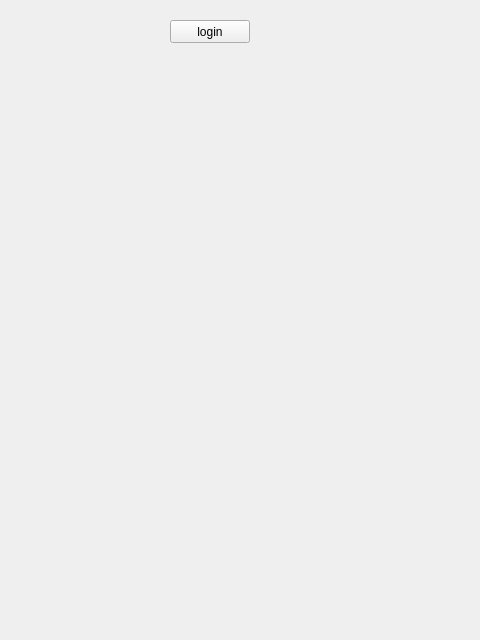
Above: mslib/msui/ui/ui_mscolab_window.ui from Open-MSS/MSS before the change. Below: the same form after it.
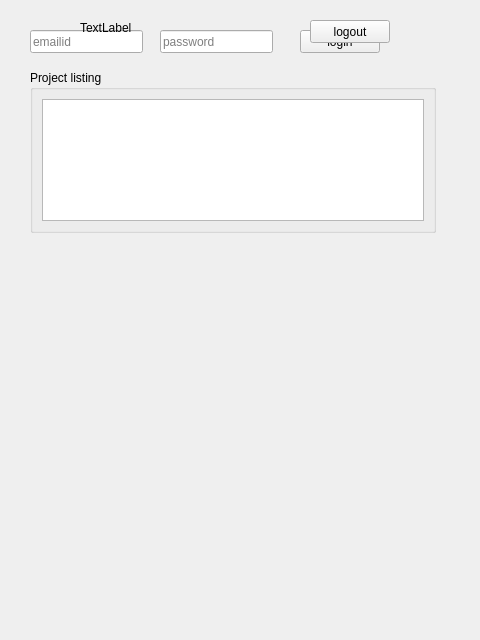
That is the form after the change.

Commit message: update ui to display option to logout if authorized

Diff of the .ui file:
```diff
--- a/mslib/msui/ui/ui_mscolab_window.ui
+++ b/mslib/msui/ui/ui_mscolab_window.ui
@@ -13,18 +13,124 @@
   <property name="windowTitle">
    <string>Form</string>
   </property>
-  <widget class="QPushButton" name="pushButton">
+  <widget class="QGroupBox" name="groupBox">
    <property name="geometry">
     <rect>
-     <x>170</x>
+     <x>30</x>
+     <y>70</y>
+     <width>406</width>
+     <height>163</height>
+    </rect>
+   </property>
+   <property name="title">
+    <string>Project listing</string>
+   </property>
+   <property name="flat">
+    <bool>true</bool>
+   </property>
+   <layout class="QVBoxLayout" name="verticalLayout">
+    <item>
+     <widget class="QListWidget" name="listProjects">
+      <property name="toolTip">
+       <string>List of mscolab projects.</string>
+      </property>
+      <property name="alternatingRowColors">
+       <bool>false</bool>
+      </property>
+      <property name="textElideMode">
+       <enum>Qt::ElideNone</enum>
+      </property>
+     </widget>
+    </item>
+   </layout>
+  </widget>
+  <widget class="QWidget" name="widget" native="true">
+   <property name="geometry">
+    <rect>
+     <x>30</x>
      <y>20</y>
-     <width>80</width>
-     <height>23</height>
+     <width>401</width>
+     <height>41</height>
     </rect>
    </property>
-   <property name="text">
-    <string>login</string>
+   <widget class="QLineEdit" name="emailid">
+    <property name="geometry">
+     <rect>
+      <x>0</x>
+      <y>10</y>
+      <width>113</width>
+      <height>23</height>
+     </rect>
+    </property>
+    <property name="placeholderText">
+     <string>emailid</string>
+    </property>
+   </widget>
+   <widget class="QLineEdit" name="password">
+    <property name="geometry">
+     <rect>
+      <x>130</x>
+      <y>10</y>
+      <width>113</width>
+      <height>23</height>
+     </rect>
+    </property>
+    <property name="placeholderText">
+     <string>password</string>
+    </property>
+   </widget>
+   <widget class="QPushButton" name="loginButton">
+    <property name="geometry">
+     <rect>
+      <x>270</x>
+      <y>10</y>
+      <width>80</width>
+      <height>23</height>
+     </rect>
+    </property>
+    <property name="text">
+     <string>login</string>
+    </property>
+   </widget>
+  </widget>
+  <widget class="QWidget" name="widget_2" native="true">
+   <property name="enabled">
+    <bool>true</bool>
    </property>
+   <property name="geometry">
+    <rect>
+     <x>30</x>
+     <y>10</y>
+     <width>401</width>
+     <height>41</height>
+    </rect>
+   </property>
+   <widget class="QLabel" name="label">
+    <property name="geometry">
+     <rect>
+      <x>50</x>
+      <y>10</y>
+      <width>251</width>
+      <height>16</height>
+     </rect>
+    </property>
+    <property name="text">
+     <string>TextLabel</string>
+    </property>
+   </widget>
+   <widget class="QPushButton" name="pushButton">
+    <property name="geometry">
+     <rect>
+      <x>280</x>
+      <y>10</y>
+      <width>80</width>
+      <height>23</height>
+     </rect>
+    </property>
+    <property name="text">
+     <string>logout</string>
+    </property>
+   </widget>
   </widget>
  </widget>
  <resources/>
```
The commit also changes 2 other files.
